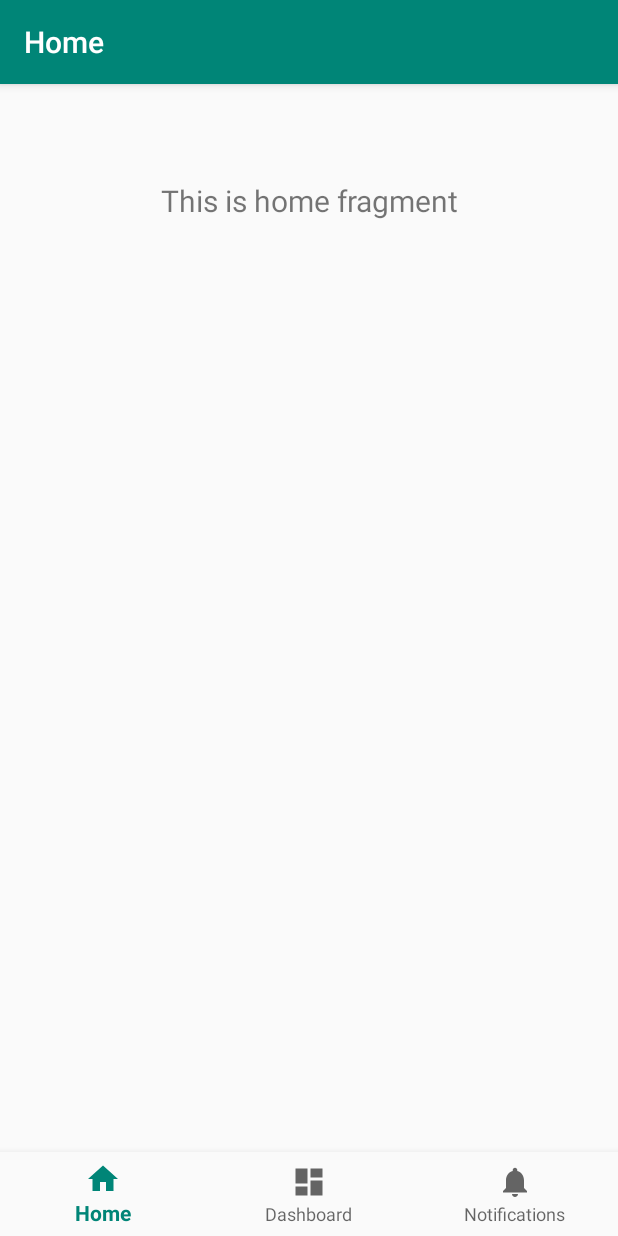
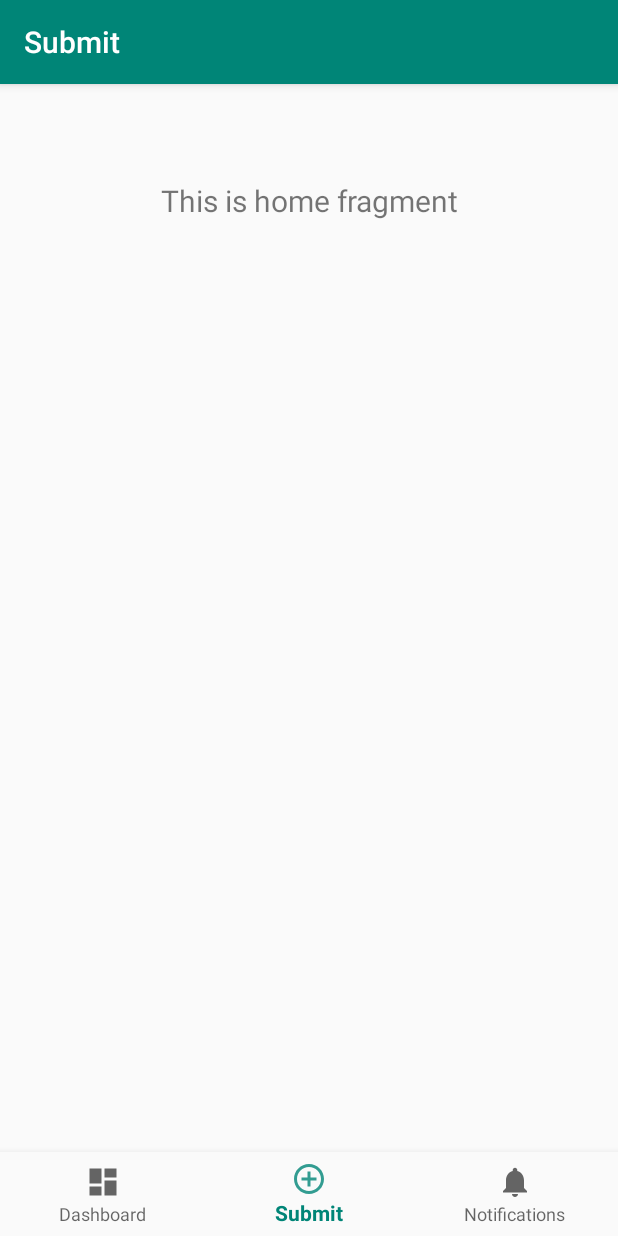
Before and after one commit to qwright/CiviSwipe, an Android app: the screen it shows after launch (MainActivity), on a phone screen of 412 x 824 dp. Run offline under Robolectric (Android 15) with nearby library versions, the phone set to English and light mode, and no system bars; our stand-ins replace navigation-ui.

Commit message:
change home to new issue

```diff
--- a/app/src/main/java/com/example/civiswipe/MainActivity.java
+++ b/app/src/main/java/com/example/civiswipe/MainActivity.java
@@ -22,7 +22,7 @@ public class MainActivity extends AppCompatActivity {
         // Passing each menu ID as a set of Ids because each
         // menu should be considered as top level destinations.
         AppBarConfiguration appBarConfiguration = new AppBarConfiguration.Builder(
-                R.id.navigation_home, R.id.navigation_dashboard, R.id.navigation_notifications)
+                R.id.navigation_new_issue, R.id.navigation_dashboard, R.id.navigation_notifications)
                 .build();
         NavController navController = Navigation.findNavController(this, R.id.nav_host_fragment);
         NavigationUI.setupActionBarWithNavController(this, navController, appBarConfiguration);
--- /dev/null
+++ b/app/src/main/res/drawable-anydpi/ic_new_issue.xml
@@ -0,0 +1,11 @@
+<vector xmlns:android="http://schemas.android.com/apk/res/android"
+    android:width="24dp"
+    android:height="24dp"
+    android:viewportWidth="24"
+    android:viewportHeight="24"
+    android:tint="#FFFFFF"
+    android:alpha="0.8">
+    <path
+        android:fillColor="#FF000000"
+        android:pathData="M13,7h-2v4L7,11v2h4v4h2v-4h4v-2h-4L13,7zM12,2C6.48,2 2,6.48 2,12s4.48,10 10,10 10,-4.48 10,-10S17.52,2 12,2zM12,20c-4.41,0 -8,-3.59 -8,-8s3.59,-8 8,-8 8,3.59 8,8 -3.59,8 -8,8z"/>
+</vector>
--- a/app/src/main/res/menu/bottom_nav_menu.xml
+++ b/app/src/main/res/menu/bottom_nav_menu.xml
@@ -1,16 +1,14 @@
 <?xml version="1.0" encoding="utf-8"?>
 <menu xmlns:android="http://schemas.android.com/apk/res/android">
-
-    <item
-        android:id="@+id/navigation_home"
-        android:icon="@drawable/ic_home_black_24dp"
-        android:title="@string/title_home" />
 
     <item
         android:id="@+id/navigation_dashboard"
         android:icon="@drawable/ic_dashboard_black_24dp"
         android:title="@string/title_dashboard" />
-
+    <item
+        android:id="@+id/navigation_new_issue"
+        android:icon="@drawable/ic_new_issue"
+        android:title="@string/title_new_issue" />
     <item
         android:id="@+id/navigation_notifications"
         android:icon="@drawable/ic_notifications_black_24dp"
--- a/app/src/main/res/navigation/mobile_navigation.xml
+++ b/app/src/main/res/navigation/mobile_navigation.xml
@@ -3,12 +3,12 @@
     xmlns:app="http://schemas.android.com/apk/res-auto"
     xmlns:tools="http://schemas.android.com/tools"
     android:id="@+id/mobile_navigation"
-    app:startDestination="@+id/navigation_home">
+    app:startDestination="@+id/navigation_new_issue">
 
     <fragment
-        android:id="@+id/navigation_home"
+        android:id="@+id/navigation_new_issue"
         android:name="com.example.civiswipe.ui.home.HomeFragment"
-        android:label="@string/title_home"
+        android:label="@string/title_new_issue"
         tools:layout="@layout/fragment_home" />
 
     <fragment
--- a/app/src/main/res/values/strings.xml
+++ b/app/src/main/res/values/strings.xml
@@ -1,6 +1,6 @@
 <resources>
     <string name="app_name">CiviSwipe</string>
-    <string name="title_home">Home</string>
+    <string name="title_new_issue">Submit</string>
     <string name="title_dashboard">Dashboard</string>
     <string name="title_notifications">Notifications</string>
 </resources>
```
Also changed, not shown: app/src/main/res/drawable-hdpi/ic_new_issue.png (added), app/src/main/res/drawable-mdpi/ic_new_issue.png (added), app/src/main/res/drawable-xhdpi/ic_new_issue.png (added), app/src/main/res/drawable-xxhdpi/ic_new_issue.png (added).
